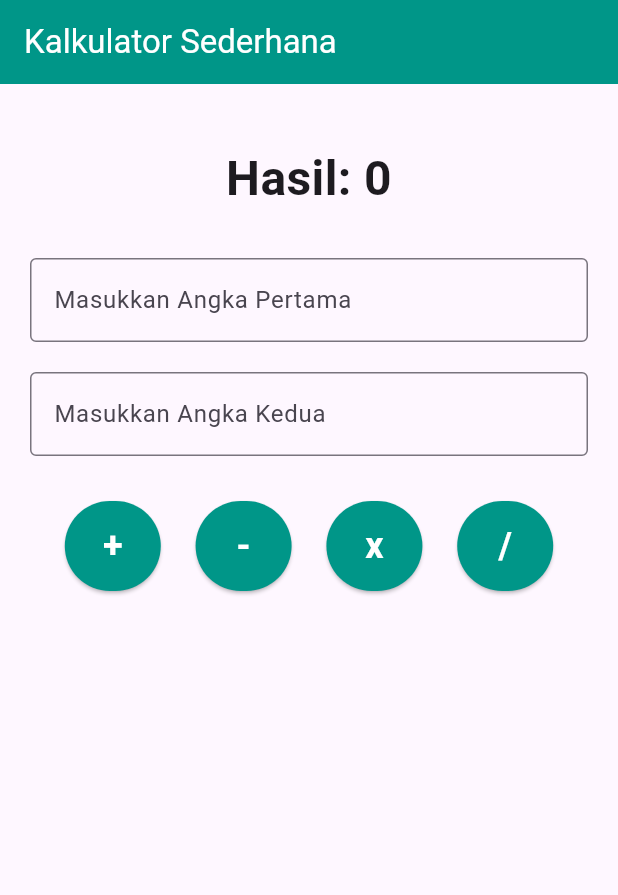
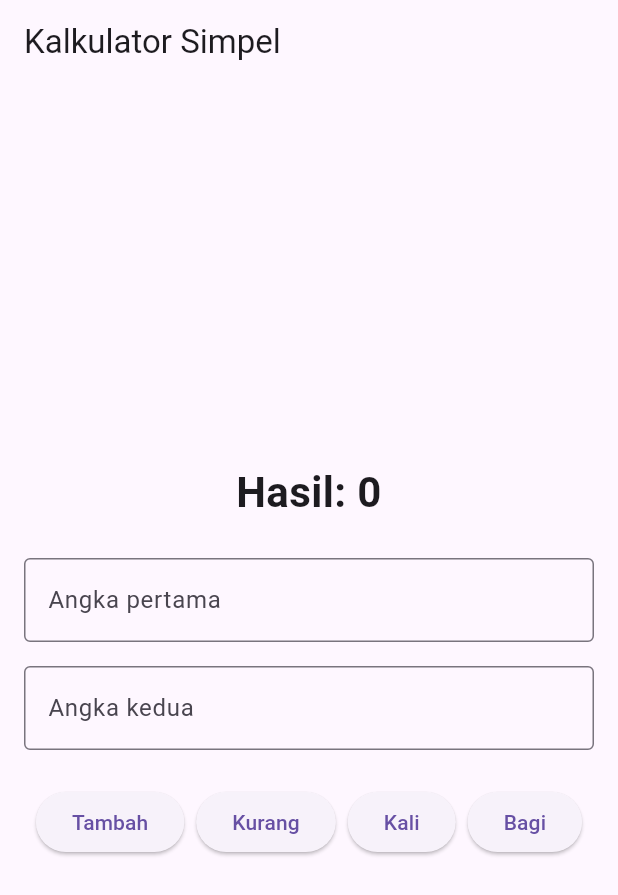
Before and after one commit to iqbaladiatma/belajar-flutter, a Flutter app: the screen it shows after launch, on a phone screen of 412 x 824 dp. Shown: the top 895 px of the screen. Run offline on Flutter 3.47's test engine with Material 3 defaults, Android fonts, the phone set to English and light mode, and no system bars.

Commit message:
update bab 4 ini manual

```diff
--- a/lib/bab4/belajar.dart
+++ b/lib/bab4/belajar.dart
@@ -9,137 +9,104 @@ class KalkulatorPage extends StatefulWidget {
 
 class _KalkulatorPageState extends State<KalkulatorPage> {
 
+  // variable state dan controller
   final TextEditingController _controllerAngka1 = TextEditingController();
   final TextEditingController _controllerAngka2 = TextEditingController();
 
-  // Variabel untuk menyimpan hasil perhitungan atau pesan kesalahan.
+  // variable untuk menampung hasil
   String _hasil = '0';
 
-  // 4. Implementasikan logika perhitungan untuk setiap tombol.
+  // fungsi logika aritmatika ini.
   void _hitung(String operasi) {
-    // Ambil nilai dari TextField dan coba konversi ke double.
     final double? angka1 = double.tryParse(_controllerAngka1.text);
     final double? angka2 = double.tryParse(_controllerAngka2.text);
-
-    // 5. Pastikan Anda menangani kasus di mana input bukan angka.
    if (angka1 == null || angka2 == null) {
     setState(() {
-        _hasil = 'Input tidak valid!';
+      _hasil = 'Masukin input yaa....';
     });
     return;
    }
-
-    double hasilPerhitungan = 0;
+   double hasilPerhitungan = 0.0;
    switch (operasi) {
-      case '+':
+    case 'tambah':
       hasilPerhitungan = angka1 + angka2;
       break;
-      case '-':
+    case 'kurang':
       hasilPerhitungan = angka1 - angka2;
       break;
-      case 'x':
+    case 'kali':
       hasilPerhitungan = angka1 * angka2;
       break;
-      case '/':
-        // 5. Penanganan pembagian dengan nol.
-        if (angka2 == 0) {
+    case 'bagi':
+      if(angka2 == 0) {
         setState(() {
-            _hasil = 'Tidak bisa dibagi nol!';
+          _hasil = 'Tidak bisa dibagi nol';
+          return;
         });
-          return;
-        }
     hasilPerhitungan = angka1 / angka2;
     break;
       }
-
-    // Perbarui Text widget hasil menggunakan setState().
+   }
    setState(() {
-      // Tampilkan hasil sebagai integer jika tidak ada desimal.
-      _hasil = hasilPerhitungan.toStringAsFixed(
-        hasilPerhitungan.truncateToDouble() == hasilPerhitungan ? 0 : 2
-      );
+    _hasil = hasilPerhitungan.toString();
    });
    }
 
   @override
+  // tampilan ui di sini
   Widget build(BuildContext context) {
     return Scaffold(
       appBar: AppBar(
-        title: const Text('Kalkulator Sederhana'),
-        backgroundColor: Colors.teal,
-        foregroundColor: Colors.white,
+        title: const Text('Kalkulator Simpel'),
       ),
-      body: SingleChildScrollView(
-        child: Padding(
-          padding: const EdgeInsets.all(20.0),
+      body: Padding(
+        padding: const EdgeInsets.all(16.0),
         child: Column(
+          mainAxisAlignment: MainAxisAlignment.center,
           crossAxisAlignment: CrossAxisAlignment.stretch,
           children: <Widget>[
-              const SizedBox(height: 20),
-              // c. Sebuah Text widget untuk menampilkan hasil perhitungan.
+          // 1. widget untuk menampilkan hasil
           Text(
-                'Hasil: $_hasil',
+            'Hasil: $_hasil', // hubungkan dengan variabel _hasil
             textAlign: TextAlign.center,
-                style: const TextStyle(fontSize: 32, fontWeight: FontWeight.bold),
+            style: const TextStyle(fontSize: 28, fontWeight: FontWeight.bold),
           ),
-              const SizedBox(height: 30),
+          const SizedBox(height: 24),
 
-              // a. Dua TextField untuk memasukkan dua angka.
+          // 2. textfield untuk angka pertama
           TextField(
-                controller: _controllerAngka1,
+            controller: _controllerAngka1, // hubungkan dengan controller diatas tadi
             decoration: const InputDecoration(
-                  labelText: 'Masukkan Angka Pertama',
+              labelText: 'Angka pertama',
               border: OutlineInputBorder(),
             ),
-                keyboardType: const TextInputType.numberWithOptions(decimal: true),
+            keyboardType: TextInputType.number,
           ),
-              const SizedBox(height: 20),
+          const SizedBox(height: 16),
+          // 3. textfield untuk angka kedua
           TextField(
             controller: _controllerAngka2,
             decoration: const InputDecoration(
-                  labelText: 'Masukkan Angka Kedua',
+              labelText: 'Angka kedua',
               border: OutlineInputBorder(),
             ),
-                keyboardType: const TextInputType.numberWithOptions(decimal: true),
+            keyboardType: TextInputType.number,
           ),
-              const SizedBox(height: 30),
+          const SizedBox(height: 24),
 
-              // b. Empat tombol untuk operasi.
+          // 4. baris buat tombol-tombol
           Row(
             mainAxisAlignment: MainAxisAlignment.spaceEvenly,
-                children: <Widget>[
-                  _buildOperatorButton('+'),
-                  _buildOperatorButton('-'),
-                  _buildOperatorButton('x'),
-                  _buildOperatorButton('/'),
+            children: [
+              ElevatedButton(onPressed: () => _hitung('tambah'), child: const Text('Tambah')),
+              ElevatedButton(onPressed: () => _hitung('kurang'), child: const Text('Kurang')),
+              ElevatedButton(onPressed: () => _hitung('kali'), child: const Text('Kali')),
+              ElevatedButton(onPressed: () => _hitung('bagi'), child: const Text('Bagi')),
             ],
           ),
-            ],
-          ),
+          ]
         ),
       ),
     );
   }
-
-  // Helper widget untuk membuat tombol operasi agar tidak duplikasi kode.
-  Widget _buildOperatorButton(String operasi) {
-    return ElevatedButton(
-      onPressed: () => _hitung(operasi),
-      style: ElevatedButton.styleFrom(
-        backgroundColor: Colors.teal,
-        foregroundColor: Colors.white,
-        padding: const EdgeInsets.symmetric(horizontal: 24, vertical: 16),
-        textStyle: const TextStyle(fontSize: 24, fontWeight: FontWeight.bold),
-      ),
-      child: Text(operasi),
-    );
 }
-
-  @override
-  void dispose() {
-    // Selalu dispose controller ketika widget tidak lagi digunakan untuk menghindari memory leak.
-    _controllerAngka1.dispose();
-    _controllerAngka2.dispose();
-    super.dispose();
-  }
-}
```
Lines whose indentation alone changed are shown as unchanged.
